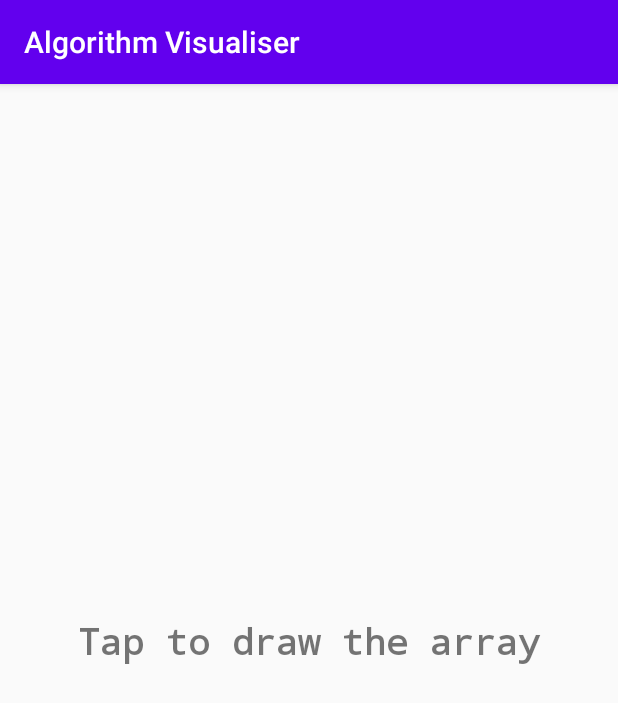
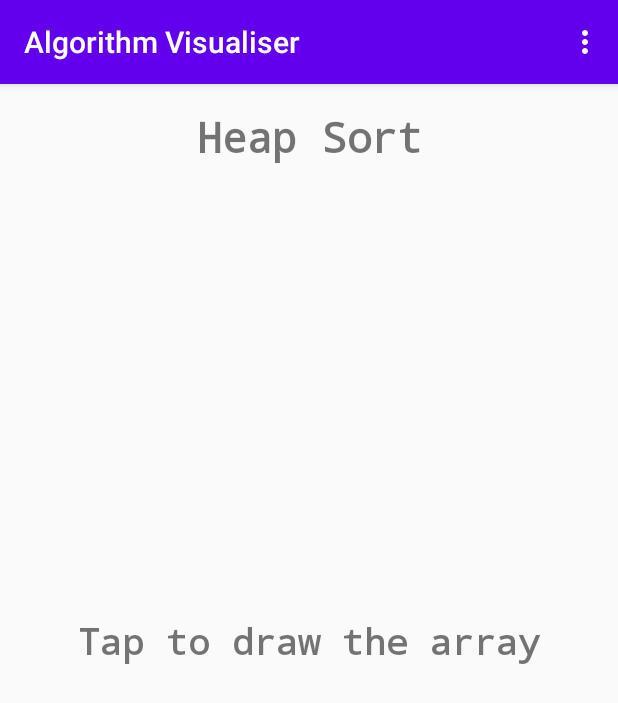
Before and after one commit to MEaston1/Algorithm-Visualiser, an Android app: the screen it shows after launch (MainActivity), on a phone screen of 412 x 824 dp. Shown: the top 703 px of the screen. Run offline under Robolectric (Android 15) with nearby library versions, the phone set to English and light mode, and no system bars.

Commit message:
Algorithm preference fragment added

```diff
--- a/app/src/main/AndroidManifest.xml
+++ b/app/src/main/AndroidManifest.xml
@@ -9,6 +9,8 @@
         android:roundIcon="@mipmap/ic_launcher_round"
         android:supportsRtl="true"
         android:theme="@style/AppTheme">
+        <activity android:name=".AlgorithmSelector"
+            android:parentActivityName=".MainActivity"></activity>
         <activity android:name=".MainActivity">
             <intent-filter>
                 <action android:name="android.intent.action.MAIN" />
--- a/app/src/main/java/com/algo/visual/MainActivity.java
+++ b/app/src/main/java/com/algo/visual/MainActivity.java
@@ -3,7 +3,10 @@ package com.algo.visual;
 import androidx.annotation.NonNull;
 import androidx.appcompat.app.AppCompatActivity;
 import androidx.core.content.res.ResourcesCompat;
+import androidx.preference.PreferenceManager;
 
+import android.content.Intent;
+import android.content.SharedPreferences;
 import android.content.res.Resources;
 import android.graphics.Bitmap;
 import android.graphics.Canvas;
@@ -12,6 +15,7 @@ import android.graphics.Rect;
 import android.os.AsyncTask;
 import android.os.Bundle;
 import android.view.Menu;
+import android.view.MenuInflater;
 import android.view.MenuItem;
 import android.view.View;
 import android.widget.Button;
@@ -41,6 +45,8 @@ public class MainActivity extends AppCompatActivity {
     private static int maxHeight;
     public static int speed;
     private AsyncTask task;
+    static SharedPreferences preferences;
+    private static String algorithm;
     public static boolean sorted = false;
 
     @Override
@@ -77,7 +83,16 @@ public class MainActivity extends AppCompatActivity {
                 drawGraph(mImageView);
             }
         });
-
+        PreferenceManager.setDefaultValues(this, R.xml.preferences, false);
+        preferences = PreferenceManager.getDefaultSharedPreferences(this);
+        algorithm = preferences.getString(AlgorithmSelector.KEY_ALGO, "Heap Sort");
+        mTextViewAlgorithm.setText(algorithm);
+        mImageView.setVisibility(View.INVISIBLE);
+        mButton.setVisibility(View.INVISIBLE);
+        mTextView.setVisibility(View.VISIBLE);
+        if (data.size() != 0) {
+            initialiseArray();
+        }
     }
 
     static void setSpeed(){                             // for potential updates on changing sorting speed
@@ -125,14 +140,25 @@ public class MainActivity extends AppCompatActivity {
         }
     }
 
-  /*  @Override
+   @Override
     public boolean onCreateOptionsMenu(Menu menu){      // for a navigation bar menu if implemented
+       MenuInflater inflater = new MenuInflater(this);
+       inflater.inflate(R.menu.menu, menu);
+       return super.onCreateOptionsMenu(menu);
+    }
 
-    }
     @Override
     public boolean onOptionsItemSelected(@NonNull MenuItem item){
-
-    }*/
+        if(item.getItemId() == R.id.AlgorithmSelector){
+            if(task!=null){
+                task.cancel(true);
+                task = null;
+            }
+            Intent intent = new Intent(this, AlgorithmSelector.class);
+            startActivity(intent);
+        }
+        return super.onOptionsItemSelected(item);
+    }
 
     public void sort(View view){                            // for accessing the sorting algorithm to sort the bars in the correct pattern
         if(mButton.getText().toString().equals(getString(R.string.show_final))){
--- /dev/null
+++ b/app/src/main/res/menu/menu.xml
@@ -0,0 +1,4 @@
+<?xml version="1.0" encoding="utf-8"?>
+<menu xmlns:android="http://schemas.android.com/apk/res/android">
+    <item android:id="@+id/AlgorithmSelector" android:title="Algorithms"/>
+</menu>
--- a/app/src/main/res/values/strings.xml
+++ b/app/src/main/res/values/strings.xml
@@ -2,4 +2,22 @@
     <string name="app_name">Algorithm Visualiser</string>
     <string name="show_final">Show final list</string>
     <string name="click">click to Sort</string>
+    <string name="select_algorithm">click to select the algorithm</string>
+    <string-array name="Algorithm">
+        <item>Bubble Sort</item>
+        <item>Insertion Sort</item>
+        <item>Selection Sort</item>
+        <item>Quick Sort</item>
+        <item>Heap Sort</item>
+        <item>Merge Sort</item>
+    </string-array>
+
+    <string-array name="AlgorithmValues">
+        <item>"Bubble Sort"</item>
+        <item>"Insertion Sort"</item>
+        <item>"Selection Sort"</item>
+        <item>"Quick Sort"</item>
+        <item>"Heap Sort"</item>
+        <item>"Merge Sort"</item>
+    </string-array>
 </resources>
--- /dev/null
+++ b/app/src/main/res/xml/preferences.xml
@@ -0,0 +1,10 @@
+<?xml version="1.0" encoding="utf-8"?>
+<PreferenceScreen xmlns:android="http://schemas.android.com/apk/res/android">
+    <ListPreference
+        android:key="select_algorithm"
+        android:title="Algorithm"
+        android:entries="@array/Algorithm"
+        android:entryValues="@array/AlgorithmValues"
+        android:summary="@string/select_algorithm"
+        />
+</PreferenceScreen>
```
Also changed, not shown: app/build.gradle (+6 -1 lines), app/src/main/java/com/algo/visual/AlgorithmSelector.java (added, +22 -0 lines), app/src/main/java/com/algo/visual/AlgorithmSelectorFragment.java (added, +17 -0 lines).
